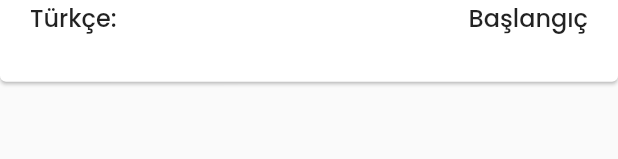
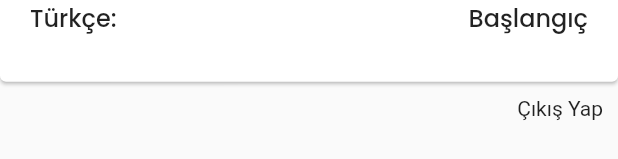
Before and after one commit to DSC-Turkey/Flutter-Hackathon-DeadcodeTeam, a Flutter app: the ProfileView widget shown alone on an empty page, opened directly, on a phone screen of 412 x 824 dp. Shown: the part 968-1127 px from the top of the screen. Run offline on Flutter 3.47's test engine with Material 2 defaults, Android fonts, the light colour scheme and no system bars; our stand-ins replace firebase_core, flutter_svg, google_fonts, google_nav_bar, shared_preferences; accounts and stored records are empty; network calls fail.

Commit message:
Logout button added to profile screen.

```diff
--- a/lib/views/profile/profile_view.dart
+++ b/lib/views/profile/profile_view.dart
@@ -1,3 +1,4 @@
+import 'package:eogretmen/app/routes.dart';
 import 'package:eogretmen/resource/themeColors.dart';
 import 'package:flutter/material.dart';
 import 'package:google_fonts/google_fonts.dart';
@@ -254,7 +255,21 @@ class _ProfileViewState extends State<ProfileView> {
                   ),
                 ],
               ),
-            )
+            ),
+            Container(
+              alignment: Alignment.centerRight,
+              padding: EdgeInsets.only(top: 10, right: 10),
+              child: GestureDetector(
+                onTap: () {
+                  AlertDialog(
+                    title: Text("Başarıyla Çıkış Yaptınız"),
+                  );
+                  Navigator.pushReplacementNamed(
+                      context, AppRouteGenerator.APP_ROUTE_LOGIN);
+                },
+                child: Text('Çıkış Yap'),
+              ),
+            ),
           ],
         ),
       ),
```
